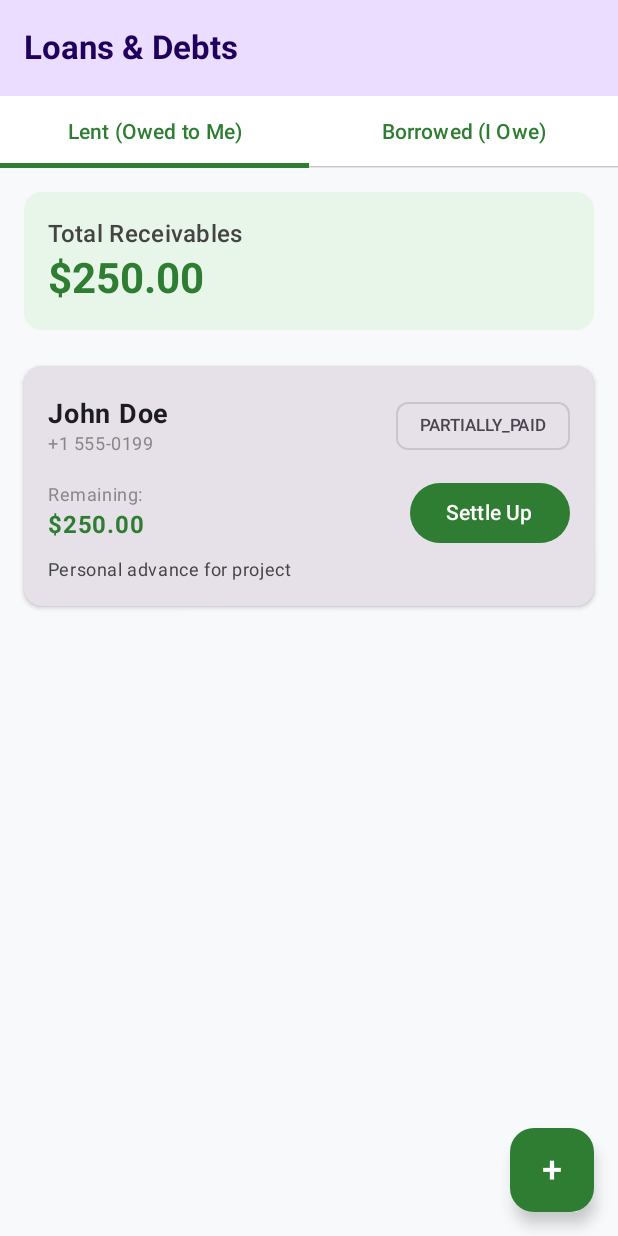
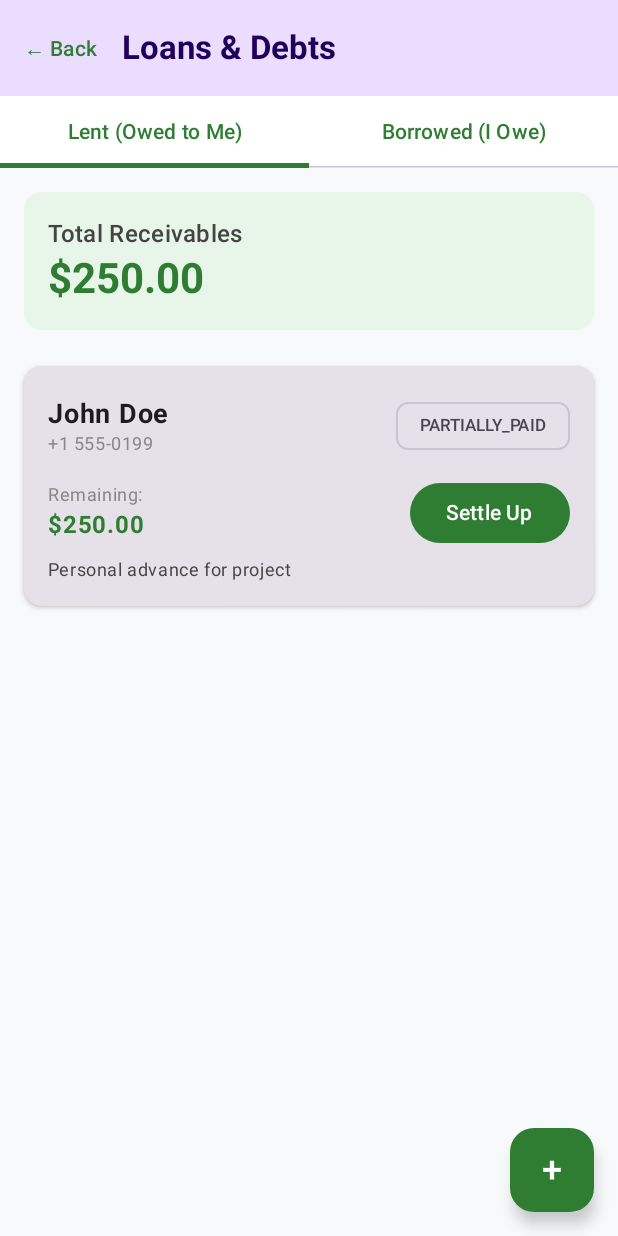
Before and after one commit to Shihab-Miah/mymoney-pro, an Android app built with Jetpack Compose: the screen it shows after launch (MainActivity), after a tap on "Loans", on a phone screen of 412 x 824 dp. Run offline under Robolectric (Android 15) with nearby library versions, the phone set to English and light mode, and no system bars.

Commit message:
fix(nav): add back buttons, internet permission, kotlin-android plugin

```diff
--- a/app/build.gradle.kts
+++ b/app/build.gradle.kts
@@ -1,5 +1,6 @@
 plugins {
     alias(libs.plugins.android.application)
+    alias(libs.plugins.kotlin.android)
     alias(libs.plugins.kotlin.compose)
 }
 
--- a/app/src/main/AndroidManifest.xml
+++ b/app/src/main/AndroidManifest.xml
@@ -1,5 +1,8 @@
 <?xml version="1.0" encoding="utf-8"?>
 <manifest xmlns:android="http://schemas.android.com/apk/res/android">
+
+    <uses-permission android:name="android.permission.INTERNET" />
+    <uses-permission android:name="android.permission.ACCESS_NETWORK_STATE" />
 
     <application
         android:allowBackup="true"
--- a/app/src/main/java/com/miahshihab/mymoney/MainActivity.kt
+++ b/app/src/main/java/com/miahshihab/mymoney/MainActivity.kt
@@ -52,7 +52,8 @@ class MainActivity : ComponentActivity() {
                             isDarkMode = isDarkMode,
                             onDarkModeToggled = { isDarkMode = it },
                             isAmoled = isAmoled,
-                            onAmoledToggled = { isAmoled = it }
+                            onAmoledToggled = { isAmoled = it },
+                            onNavigateBack = { currentScreen = AppNavScreen.DASHBOARD }
                         )
                     }
                 }
--- a/app/src/main/java/com/miahshihab/mymoney/ui/screens/LoansScreen.kt
+++ b/app/src/main/java/com/miahshihab/mymoney/ui/screens/LoansScreen.kt
@@ -62,6 +62,11 @@ fun LoansScreen(
         topBar = {
             TopAppBar(
                 title = { Text("Loans & Debts", fontWeight = FontWeight.Bold) },
+                navigationIcon = {
+                    TextButton(onClick = onNavigateBack) {
+                        Text("← Back")
+                    }
+                },
                 colors = TopAppBarDefaults.topAppBarColors(
                     containerColor = MaterialTheme.colorScheme.primaryContainer,
                     titleContentColor = MaterialTheme.colorScheme.onPrimaryContainer
```
Also changed, not shown: app/src/main/java/com/miahshihab/mymoney/ui/screens/SettingsScreen.kt (+7 -1 lines).
